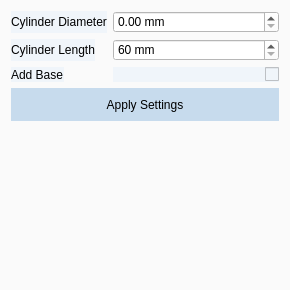
brachify/brachify, file src/windows/ui/cylinder_view.ui: the form before one commit.
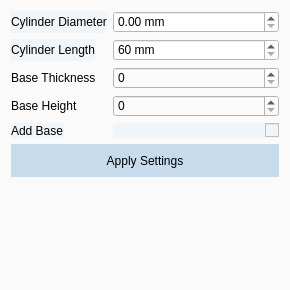
The form after the commit.

Commit message: Add Ui and base changes to model.

```diff
--- a/src/windows/ui/cylinder_view.ui
+++ b/src/windows/ui/cylinder_view.ui
@@ -113,7 +113,7 @@
        </property>
       </widget>
      </item>
-     <item row="2" column="0">
+     <item row="4" column="0">
       <widget class="QLabel" name="label_3">
        <property name="styleSheet">
         <string notr="true">background-color: rgb(240, 245, 250);</string>
@@ -126,7 +126,7 @@
        </property>
       </widget>
      </item>
-     <item row="2" column="1">
+     <item row="4" column="1">
       <widget class="QCheckBox" name="cb_add_base">
        <property name="maximumSize">
         <size>
@@ -151,6 +151,26 @@
        </property>
       </widget>
      </item>
+     <item row="2" column="1">
+      <widget class="QSpinBox" name="spinbox_base_thickness"/>
+     </item>
+     <item row="3" column="1">
+      <widget class="QSpinBox" name="spinbox_base_height"/>
+     </item>
+     <item row="2" column="0">
+      <widget class="QLabel" name="label_4">
+       <property name="text">
+        <string>Base Thickness</string>
+       </property>
+      </widget>
+     </item>
+     <item row="3" column="0">
+      <widget class="QLabel" name="label_5">
+       <property name="text">
+        <string>Base Height</string>
+       </property>
+      </widget>
+     </item>
     </layout>
    </item>
    <item>
```
The commit also changes 2 other files.
